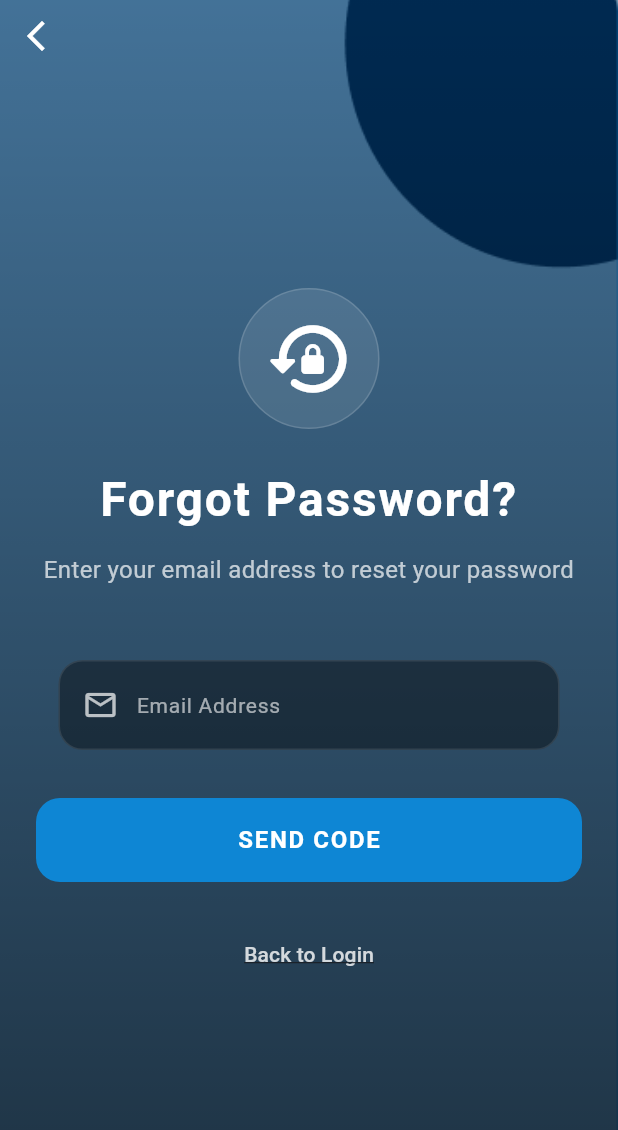
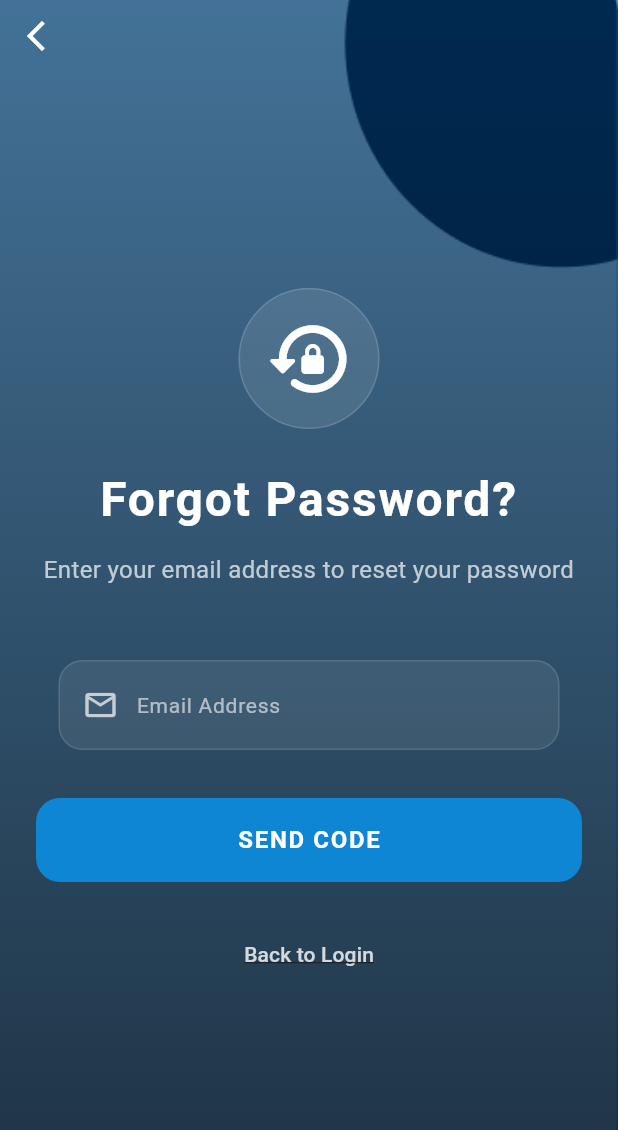
Before and after one commit to Omar-Einstein7/CodeMap, a Flutter app: the ForgetPasswordScreen screen opened by its route, on a phone screen of 412 x 824 dp. Shown: the top 1130 px of the screen. Run offline on Flutter 3.47's test engine with Material 3 defaults, Android fonts, the phone set to English and light mode, and no system bars; our stand-ins replace animated_bottom_navigation_bar, dio, easy_localization, equatable, flutter_bloc, flutter_dotenv and 8 more; accounts and stored records are empty.

Commit message:
refactor: update custom_textfield

```diff
--- a/lib/src/features/auth/presentation/widgets/custom_textfield.dart
+++ b/lib/src/features/auth/presentation/widgets/custom_textfield.dart
@@ -30,7 +30,7 @@ class CustomTextfield extends StatelessWidget {
         style: const TextStyle(color: Colors.white, fontSize: 16),
         decoration: InputDecoration(
           filled: true,
-          fillColor: Colors.black.withOpacity(0.4),
+          fillColor: Colors.white.withOpacity(0.08),
           contentPadding: const EdgeInsets.symmetric(
             vertical: 18,
             horizontal: 20,
@@ -50,7 +50,7 @@ class CustomTextfield extends StatelessWidget {
           ),
           enabledBorder: OutlineInputBorder(
             borderRadius: BorderRadius.circular(16),
-            borderSide: BorderSide(color: Colors.white.withOpacity(0.1)),
+            borderSide: BorderSide(color: Colors.white.withOpacity(0.12)),
           ),
           focusedBorder: OutlineInputBorder(
             borderRadius: BorderRadius.circular(16),
```
